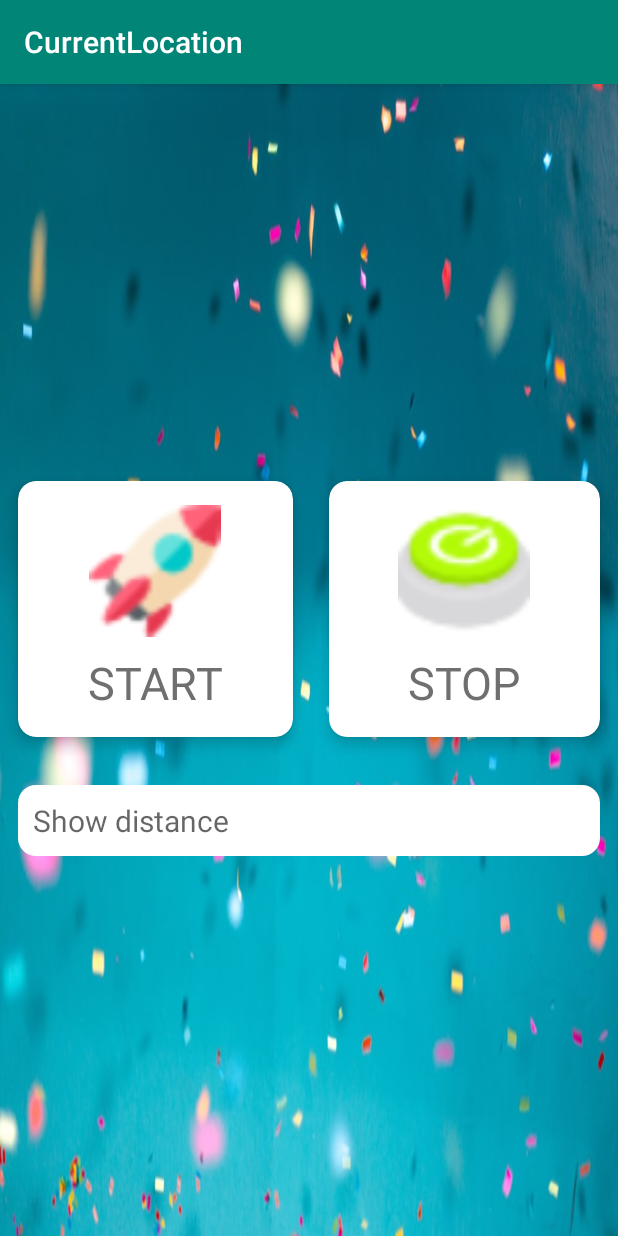
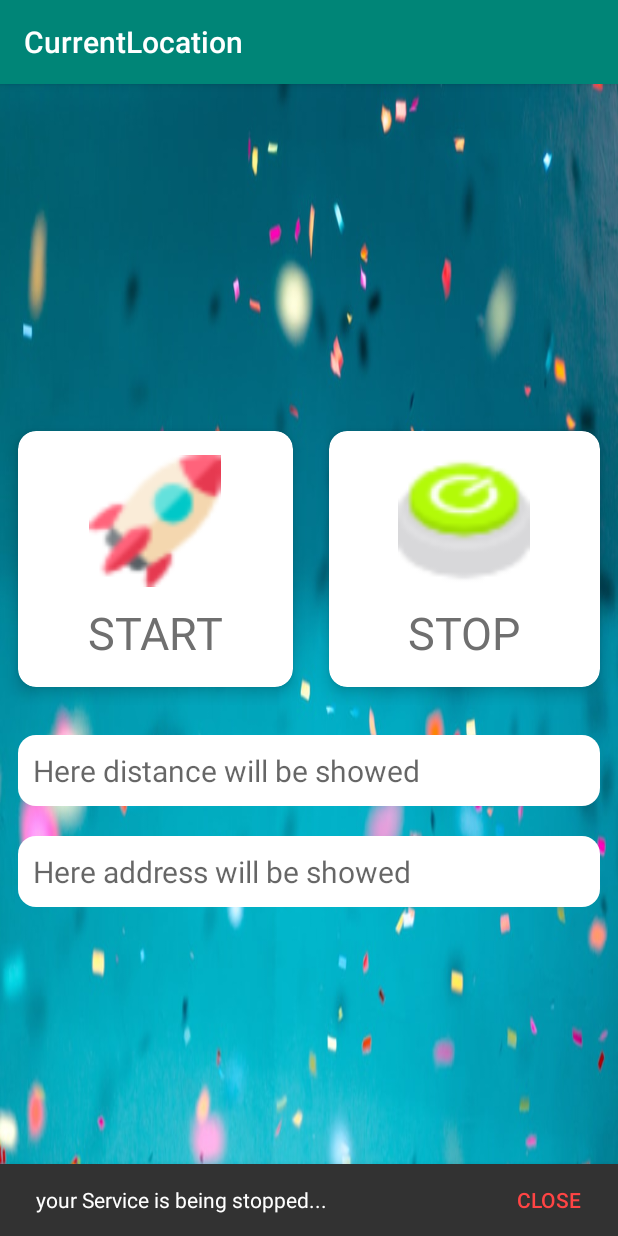
Before and after one commit to Mmurrad/CurrentLocation, an Android app: the screen it shows after launch (MainActivity), after a tap on "STOP", on a phone screen of 412 x 824 dp. Run offline under Robolectric (Android 15) with nearby library versions, the phone set to English and light mode, and no system bars; 1 other tap on this screen came first.

Commit message:
update : Forground Service added, address textfield added, Snackbar added on start and stop button, location CallBack moves to Foreground Service from MainActivity
Bug : start button now cannot be pressed twice, onPause method removed to run location callback when app is on background.

```diff
--- a/app/src/main/java/com/example/currentlocation/MainActivity.java
+++ b/app/src/main/java/com/example/currentlocation/MainActivity.java
@@ -19,6 +19,7 @@ import android.os.Bundle;
 
 import androidx.cardview.widget.CardView;
 
+import android.view.LayoutInflater;
 import android.view.View;
 import android.widget.TextView;
 import android.widget.Toast;
@@ -30,6 +31,7 @@ import com.google.android.gms.location.LocationResult;
 import com.google.android.gms.location.LocationServices;
 import com.google.android.gms.maps.model.MarkerOptions;
 import com.google.android.gms.tasks.OnSuccessListener;
+import com.google.android.material.snackbar.Snackbar;
 
 import java.io.IOException;
 import java.util.List;
@@ -38,113 +40,89 @@ import java.util.Locale;
 public class MainActivity extends AppCompatActivity implements View.OnClickListener {
 
     CardView start, stop;
-    TextView distance;
+    public static TextView distance,address;
     private FusedLocationProviderClient fusedLocationProviderClient;
     private LocationRequest locationRequest;
     private LocationCallback locationCallback;
     private Double latitude, longitude,s_latitude,s_longitude;
     Geocoder geocoder;
     List<Address> addresses;
+    private boolean startButtonClicked = true;
+    View parentLayout;
 
-    int count=0;
+
+    //int count=0;
 
 
     protected void onCreate(Bundle savedInstanceState) {
         super.onCreate(savedInstanceState);
         setContentView(R.layout.activity_main);
+
+        parentLayout = findViewById(android.R.id.content);
+
         start = findViewById(R.id.start_id);
         stop = findViewById(R.id.stop_id);
         distance = findViewById(R.id.distance_id);
+        address = findViewById(R.id.address_id);
         geocoder = new Geocoder(this, Locale.ENGLISH);
 
-        fusedLocationProviderClient = LocationServices.getFusedLocationProviderClient(this);
-
-        start.setOnClickListener(this);
-        stop.setOnClickListener(this);
-       // currentlocation(location);
-    }
-
-    @Override
-    public void onClick(View view) {
-        if(view==start)
-        {
-            //startService(new Intent(this,ServiceClass.class));
-             locationCallback=new LocationCallback(){
-                @Override
-                public void onLocationResult(LocationResult locationResult) {
-                    super.onLocationResult(locationResult);
-                    for (Location location : locationResult.getLocations()) {
-                        latitude= location.getLatitude();
-                        longitude=location.getLongitude();
-                        if(count==0)
-                        {
-                            s_longitude=location.getLongitude();
-                            s_latitude =location.getLatitude();
-                        }
-                        count++;
-
-
-                        try {
-                            addresses= geocoder.getFromLocation(latitude,longitude,1);
-                            Address address=addresses.get(0);
-                            String loca=address.getAddressLine(0)+"\t"+address.getPostalCode()+"\t"+address.getLocality()+"\t"+address.getCountryCode();
-                            Toast.makeText(getApplicationContext(),loca,Toast.LENGTH_LONG).show();
-                            try{
-
-                                float result[]=new float[10];
-                                Location.distanceBetween(s_latitude,s_longitude,latitude,longitude,result);
-
-                                distance.setText("Distance = "+result[0]/1000+" Km");
-
-                            }catch (Exception e)
-                            {
-                                Toast.makeText(MainActivity.this," "+e,Toast.LENGTH_LONG).show();
-                            }
-
-
-                        } catch (IOException e) {
-                            e.printStackTrace();
-                        }
-                        //Toast.makeText(MainActivity.this,s_latitude+" "+s_longitude,Toast.LENGTH_LONG).show();
-                    }
-
-                }
-            };
-            oncreateloaction();
-           /*Intent intent=new Intent(MainActivity.this,MapsActivity.class);
-            intent.putExtra("lati",latitude);
-            intent.putExtra("long",longitude);
-            startActivity(intent);*/
-
-        }
-        else if(view==stop)
-        {
-
-           // stopService(new Intent(this,ServiceClass.class));
-            fusedLocationProviderClient.removeLocationUpdates(locationCallback);
-           // onPause();
-        }
-    }
-
-    @Override
-    protected void onPause() {
-        super.onPause();
-        if(fusedLocationProviderClient!=null)
-        {
-            fusedLocationProviderClient.removeLocationUpdates(locationCallback);
-        }
-    }
-
-    private void oncreateloaction() {
-        locationRequest = new LocationRequest();
-        locationRequest.setInterval(1000);
-        locationRequest.setFastestInterval(5000);
-        locationRequest.setPriority(LocationRequest.PRIORITY_HIGH_ACCURACY);
         if (ActivityCompat.checkSelfPermission(this, Manifest.permission.ACCESS_FINE_LOCATION) != PackageManager.PERMISSION_GRANTED && ActivityCompat.checkSelfPermission(this, Manifest.permission.ACCESS_COARSE_LOCATION) != PackageManager.PERMISSION_GRANTED) {
 
             ActivityCompat.requestPermissions(this,new String[]{Manifest.permission.ACCESS_FINE_LOCATION,Manifest.permission.ACCESS_COARSE_LOCATION},101);
             return;
         }
-        fusedLocationProviderClient.requestLocationUpdates(locationRequest, locationCallback, null);
+
+        start.setOnClickListener(this);
+        stop.setOnClickListener(this);
     }
+
+    @Override
+    public void onClick(View view) {
+        if(view==start && startButtonClicked)
+        {
+            startButtonClicked = false;
+            Snackbar.make(parentLayout, "your Service is started", Snackbar.LENGTH_LONG)
+                    .setAction("CLOSE", new View.OnClickListener() {
+                        @Override
+                        public void onClick(View view) {
+
+                        }
+                    })
+                    .setActionTextColor(getResources().getColor(android.R.color.holo_red_light ))
+                    .show();
+
+            Intent foregroundIntent = new Intent(MainActivity.this,ForegroundService.class);
+           startService(foregroundIntent);
+
+
+        }
+        else if (!startButtonClicked)
+        {
+            Snackbar.make(parentLayout, "your Service is being started...", Snackbar.LENGTH_LONG)
+                    .setAction("CLOSE", new View.OnClickListener() {
+                        @Override
+                        public void onClick(View view) {
+
+                        }
+                    })
+                    .setActionTextColor(getResources().getColor(android.R.color.holo_red_light ))
+                    .show();
+
+        }
+       if(view==stop)
+        {
+            Snackbar.make(parentLayout, "your Service is being stopped...", Snackbar.LENGTH_LONG)
+                    .setAction("CLOSE", new View.OnClickListener() {
+                        @Override
+                        public void onClick(View view) {
+
+                        }
+                    })
+                    .setActionTextColor(getResources().getColor(android.R.color.holo_red_light ))
+                    .show();
+            stopService(new Intent(MainActivity.this,ForegroundService.class));
+
+        }
+    }
+
 }
--- a/app/src/main/res/layout/activity_main.xml
+++ b/app/src/main/res/layout/activity_main.xml
@@ -93,11 +93,24 @@
         android:layout_height="wrap_content"
         android:background="@drawable/text"
         android:textSize="20sp"
-        android:hint="Show distance"
+        android:hint="Here distance will be showed"
         android:padding="10dp"
         android:id="@+id/distance_id"
         android:layout_marginRight="12dp"
         android:layout_marginLeft="12dp"
         android:layout_marginTop="20dp"
         />
+
+    <TextView
+        android:id="@+id/address_id"
+        android:layout_width="match_parent"
+        android:layout_height="wrap_content"
+        android:background="@drawable/text"
+        android:textSize="20sp"
+        android:hint="Here address will be showed"
+        android:padding="10dp"
+        android:layout_marginRight="12dp"
+        android:layout_marginLeft="12dp"
+        android:layout_marginTop="20dp"
+        />
 </LinearLayout>
```
Also changed, not shown: app/src/main/AndroidManifest.xml (+6 -1 lines), app/src/main/java/com/example/currentlocation/ForegroundService.java (added, +143 -0 lines), app/src/main/java/com/example/currentlocation/ServiceClass.java (deleted, +0 -81 lines).
